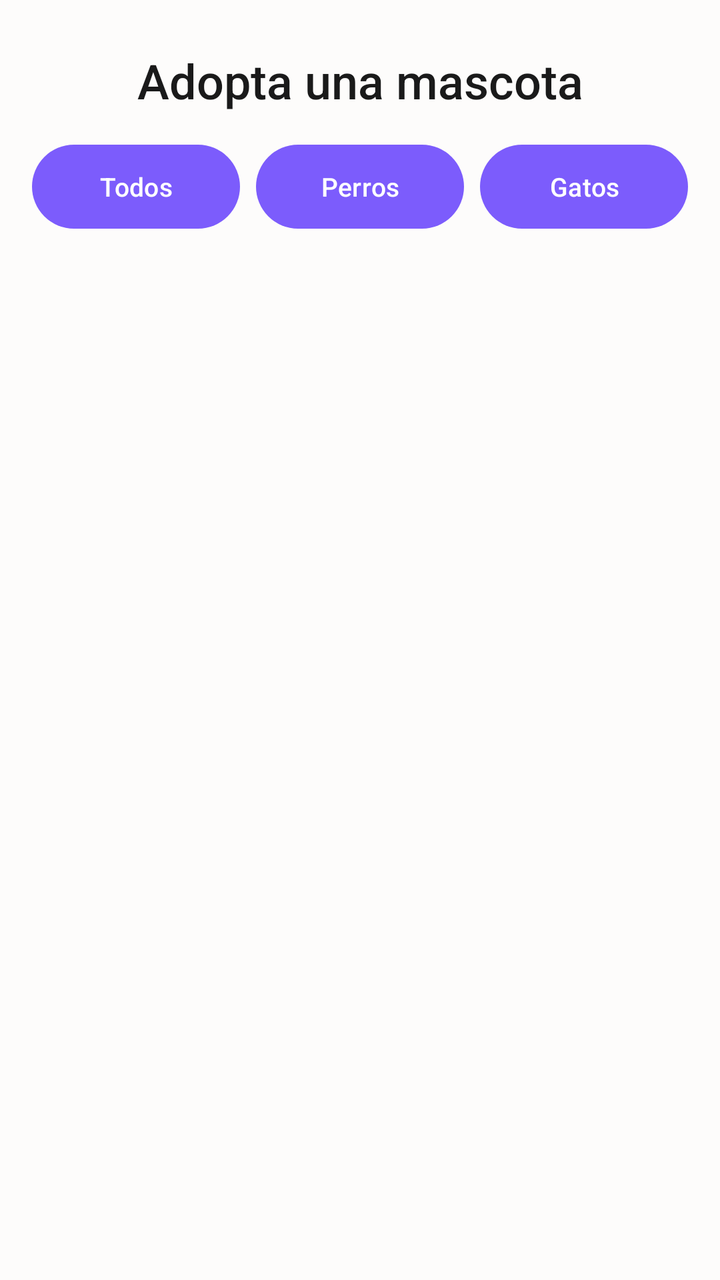
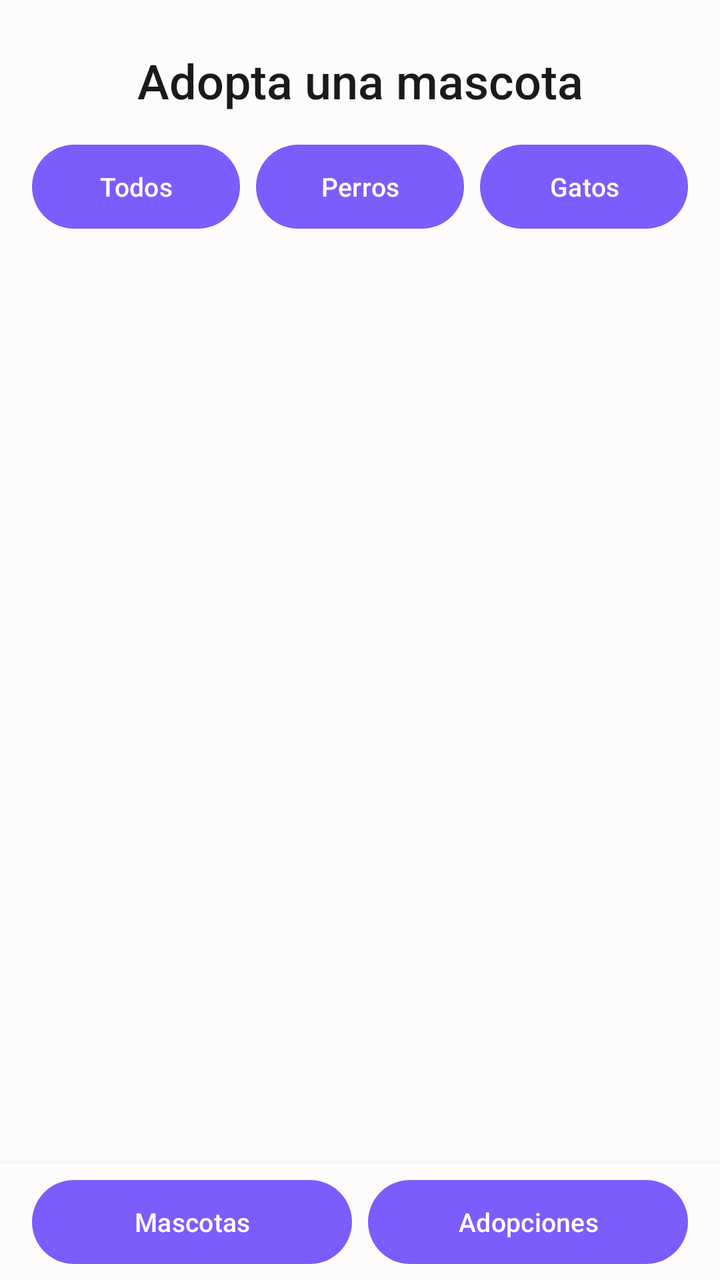

Before-and-after screenshots of an Android layout around one commit, followed by the original layout XML and the change that was made.
<!-- AndroidManifest.xml: application theme Theme.Parcial1amacn4avdifilippopineruavilca -->
<!-- res/layout/activity_pet_list.xml -->
<?xml version="1.0" encoding="utf-8"?>
<LinearLayout xmlns:android="http://schemas.android.com/apk/res/android"
    xmlns:app="http://schemas.android.com/apk/res-auto"
    xmlns:tools="http://schemas.android.com/tools"
    android:id="@+id/main"
    android:layout_width="match_parent"
    android:layout_height="match_parent"
    android:orientation="vertical"
    android:background="@color/background"
    tools:context=".PetListActivity">

    <TextView
        android:id="@+id/tv_title"
        android:layout_width="match_parent"
        android:layout_height="wrap_content"
        android:text="@string/title_adopt"
        android:textSize="24sp"
        android:fontFamily="sans-serif-medium"
        android:textColor="@color/text_primary"
        android:gravity="center"
        android:paddingTop="24dp"
        android:paddingBottom="16dp" />

    <LinearLayout
        android:layout_width="match_parent"
        android:layout_height="wrap_content"
        android:orientation="horizontal"
        android:gravity="center"
        android:paddingHorizontal="16dp"
        android:paddingBottom="16dp">

        <com.google.android.material.button.MaterialButton
            android:id="@+id/btn_filter_all"
            android:layout_width="0dp"
            android:layout_height="42dp"
            android:layout_weight="1"
            android:layout_marginEnd="8dp"
            android:textSize="13sp"
            android:insetTop="0dp"
            android:insetBottom="0dp"
            app:cornerRadius="21dp"
            android:text="@string/filter_all" />

        <com.google.android.material.button.MaterialButton
            android:id="@+id/btn_filter_dogs"
            android:layout_width="0dp"
            android:layout_height="42dp"
            android:layout_weight="1"
            android:layout_marginEnd="8dp"
            android:textSize="13sp"
            android:insetTop="0dp"
            android:insetBottom="0dp"
            app:cornerRadius="21dp"
            android:text="@string/filter_dogs" />

        <com.google.android.material.button.MaterialButton
            android:id="@+id/btn_filter_cats"
            android:layout_width="0dp"
            android:layout_height="42dp"
            android:layout_weight="1"
            android:textSize="13sp"
            android:insetTop="0dp"
            android:insetBottom="0dp"
            app:cornerRadius="21dp"
            android:text="@string/filter_cats" />
    </LinearLayout>

    <ScrollView
        android:layout_width="match_parent"
        android:layout_height="0dp"
        android:layout_weight="1"
        android:clipToPadding="false"
        android:paddingHorizontal="16dp">

        <LinearLayout
            android:id="@+id/layout_pet_container"
            android:layout_width="match_parent"
            android:layout_height="wrap_content"
            android:orientation="vertical"
            android:paddingBottom="16dp" />
    </ScrollView>

</LinearLayout>
<!-- resources referenced by this layout -->
<resources>
  <color name="background">#FDFCFB</color>
  <color name="text_primary">#1A1A1A</color>
  <string name="filter_all">Todos</string>
  <string name="filter_cats">Gatos</string>
  <string name="filter_dogs">Perros</string>
  <string name="title_adopt">Adopta una mascota</string>
  <style name="Theme.Parcial1amacn4avdifilippopineruavilca" parent="Base.Theme.Parcial1amacn4avdifilippopineruavilca" />
  <style name="Base.Theme.Parcial1amacn4avdifilippopineruavilca" parent="Theme.Material3.DayNight.NoActionBar">
          <item name="colorPrimary">@color/accent</item>
          <item name="android:windowBackground">@color/background</item>
          <item name="android:statusBarColor">@color/background</item>
          <item name="android:windowLightStatusBar">true</item>
      </style>
  <color name="accent">#7C5CFC</color>
</resources>

<!-- the commit's change to res/layout/activity_pet_list.xml (unified diff, before → after) -->
@@ -80,4 +80,42 @@
             android:paddingBottom="16dp" />
     </ScrollView>
 
+    <include layout="@layout/layout_bottom_nav" />
+
 </LinearLayout>
+<!-- res/layout/layout_bottom_nav.xml (included above) -->
+<?xml version="1.0" encoding="utf-8"?>
+<LinearLayout xmlns:android="http://schemas.android.com/apk/res/android"
+    xmlns:app="http://schemas.android.com/apk/res-auto"
+    android:layout_width="match_parent"
+    android:layout_height="wrap_content"
+    android:orientation="horizontal"
+    android:gravity="center"
+    android:paddingHorizontal="@dimen/padding_medium"
+    android:paddingVertical="@dimen/padding_small"
+    android:background="?android:attr/windowBackground"
+    android:elevation="8dp">
+
+    <com.google.android.material.button.MaterialButton
+        android:id="@+id/nav_btn_pets"
+        android:layout_width="0dp"
+        android:layout_height="42dp"
+        android:layout_weight="1"
+        android:layout_marginEnd="8dp"
+        android:textSize="13sp"
+        android:insetTop="0dp"
+        android:insetBottom="0dp"
+        app:cornerRadius="21dp"
+        android:text="@string/nav_pets" />
+
+    <com.google.android.material.button.MaterialButton
+        android:id="@+id/nav_btn_adoptions"
+        android:layout_width="0dp"
+        android:layout_height="42dp"
+        android:layout_weight="1"
+        android:textSize="13sp"
+        android:insetTop="0dp"
+        android:insetBottom="0dp"
+        app:cornerRadius="21dp"
+        android:text="@string/nav_adoptions" />
+</LinearLayout>
<!-- resource entries referenced after the edit -->
@@ -2,9 +2,13 @@
 <resources>
   <color name="background">#FDFCFB</color>
   <color name="text_primary">#1A1A1A</color>
+  <dimen name="padding_medium">16dp</dimen>
+  <dimen name="padding_small">8dp</dimen>
   <string name="filter_all">Todos</string>
   <string name="filter_cats">Gatos</string>
   <string name="filter_dogs">Perros</string>
+  <string name="nav_adoptions">Adopciones</string>
+  <string name="nav_pets">Mascotas</string>
   <string name="title_adopt">Adopta una mascota</string>
   <style name="Theme.Parcial1amacn4avdifilippopineruavilca" parent="Base.Theme.Parcial1amacn4avdifilippopineruavilca" />
   <style name="Base.Theme.Parcial1amacn4avdifilippopineruavilca" parent="Theme.Material3.DayNight.NoActionBar">
